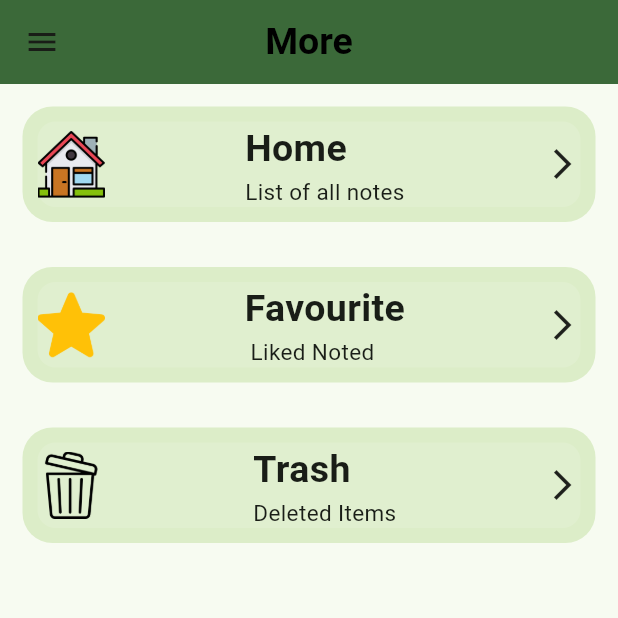
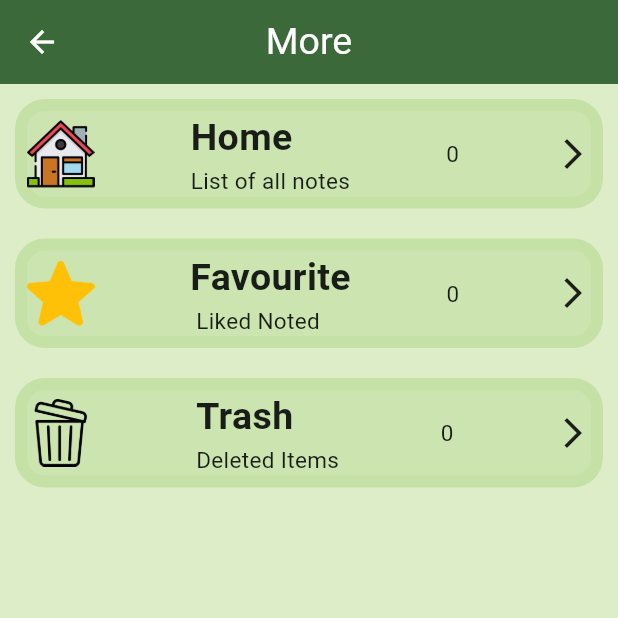
Before and after one commit to Benny-Gich/To-Do-App, a Flutter app: the MorePage screen opened by its route, on a phone screen of 412 x 824 dp, the top half of it. Run offline on Flutter 3.47's test engine with Material 3 defaults, Android fonts, the light colour scheme and no system bars; our stand-ins replace flutter_slidable, hive, hive_flutter; missing offline and left inert: dart:ffi; accounts and stored records are empty.

Commit message:
15 Jan 25 Repo

```diff
--- a/lib/main.dart
+++ b/lib/main.dart
@@ -1,6 +1,5 @@
 import 'package:flutter/material.dart';
 import 'package:hive_flutter/adapters.dart';
-import 'package:to_do/pages/apptile.dart';
 import 'package:to_do/pages/homepage.dart';
 import 'package:to_do/pages/more.dart';
 import 'package:to_do/pages/settings.dart';
@@ -26,6 +25,7 @@ class MyApp extends StatelessWidget {
       },
       theme: ThemeData(
         colorScheme: ColorScheme.fromSeed(seedColor: Colors.green),
+        primaryColor: Colors.lightGreen[200],
         useMaterial3: true,
       ),
       home: Homepage(),
--- a/lib/pages/apptile.dart
+++ b/lib/pages/apptile.dart
@@ -1,4 +1,5 @@
 import 'package:flutter/material.dart';
+import 'package:to_do/data/database.dart';
 
 class Apptile extends StatelessWidget {
   final String imageiconpath;
@@ -17,14 +18,14 @@ class Apptile extends StatelessWidget {
   @override
   Widget build(BuildContext context) {
     return Padding(
-      padding: const EdgeInsets.all(15.0),
+      padding: const EdgeInsets.all(10.0),
       child: Container(
         decoration: BoxDecoration(
           borderRadius: BorderRadius.circular(20),
-          color: Colors.lightGreen[100],
+          color: Colors.lightGreen[200],
         ),
         child: Padding(
-          padding: const EdgeInsets.all(10.0),
+          padding: const EdgeInsets.all(8.0),
           child: Column(children: [
             Container(
               decoration: BoxDecoration(
@@ -55,7 +56,16 @@ class Apptile extends StatelessWidget {
                       ),
                     ],
                   ),
-                  icon
+                  Column(
+                    children: <Widget>[
+                      Text(
+                        '${TodoDatabase().toDoList.length}',
+                        style: TextStyle(
+                            fontSize: 15, fontStyle: FontStyle.normal),
+                      ),
+                    ],
+                  ),
+                  icon,
                 ],
               ),
             ),
--- a/lib/pages/drawer_button.dart
+++ b/lib/pages/drawer_button.dart
@@ -10,6 +10,9 @@ class DrawerButton extends StatelessWidget {
           Navigator.pop(context);
           Navigator.pushNamed(context, '/Homepage');
         },
-        icon: Icon(Icons.arrow_back_ios));
+        icon: Icon(
+          Icons.home,
+          color: Colors.white,
+        ));
   }
 }
--- a/lib/pages/more.dart
+++ b/lib/pages/more.dart
@@ -8,19 +8,21 @@ class MorePage extends StatelessWidget {
   Widget build(BuildContext context) {
     return Scaffold(
       appBar: AppBar(
-        leading: DrawerButton(),
+        iconTheme: IconThemeData(color: Colors.white),
         backgroundColor: Theme.of(context).colorScheme.primary,
         centerTitle: true,
         title: Text(
           "More",
           style: TextStyle(
             fontSize: 25,
-              fontWeight: FontWeight.bold,
             fontStyle: FontStyle.normal,
-              color: Colors.black),
+            color: Colors.white,
           ),
         ),
-      body: Column(
+      ),
+      body: Container(
+        color: Colors.lightGreen[100],
+        child: Column(
           children: [
             Apptile(
                 imageiconpath: "icons/house.png",
@@ -41,6 +43,7 @@ class MorePage extends StatelessWidget {
             ),
           ],
         ),
+      ),
     );
   }
 }
```
Also changed, not shown: lib/pages/add_task.dart (+12 -6 lines), lib/pages/button.dart (+6 -5 lines), lib/pages/homepage.dart (+7 -22 lines), lib/pages/settings.dart (+17 -10 lines). Lines whose indentation alone changed are shown as unchanged.
